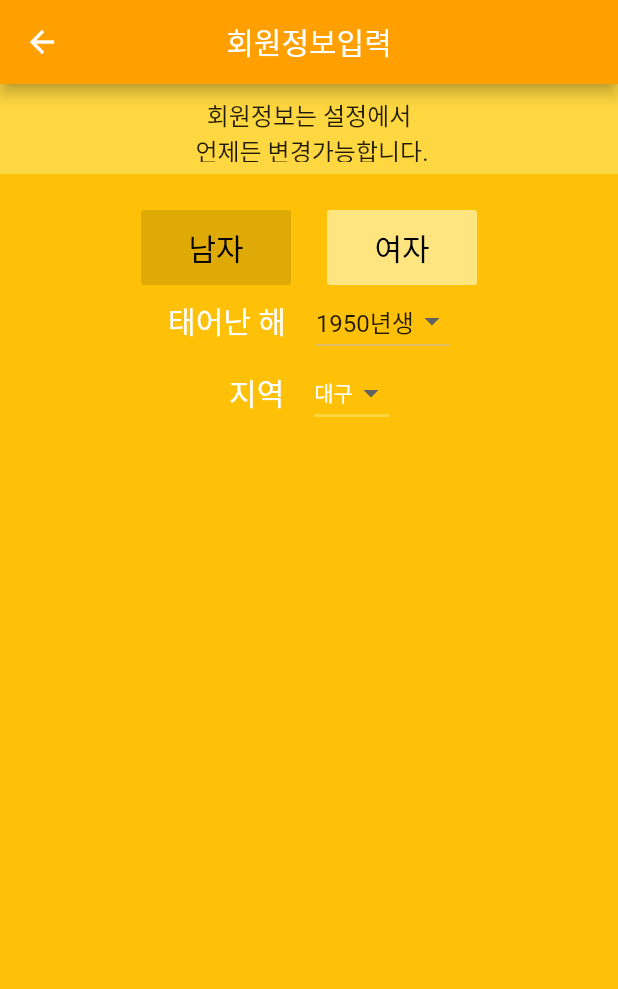
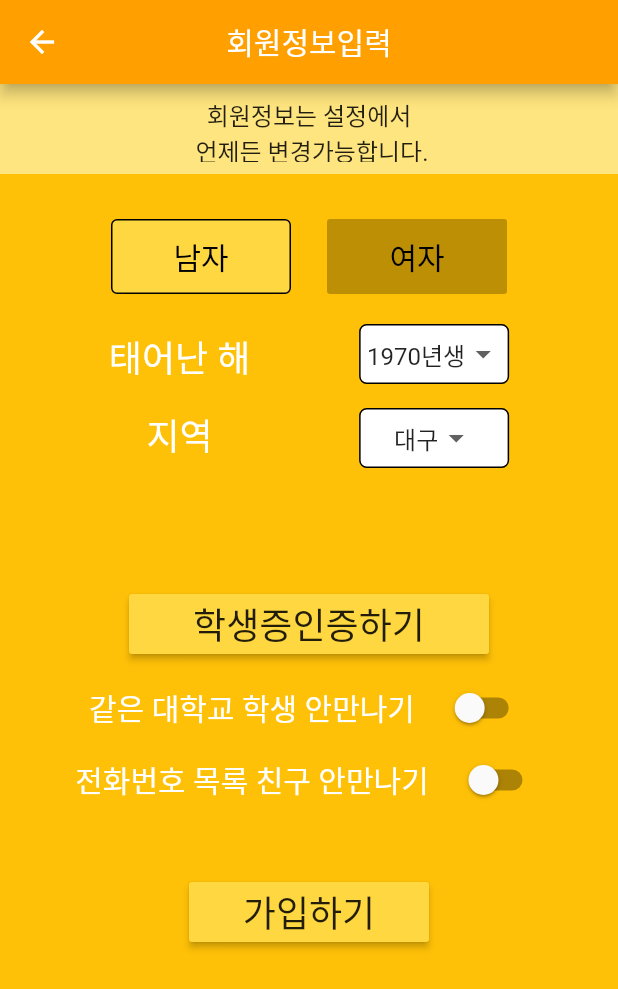
Before and after one commit to oaojjj/anony-chat, a Flutter app: the RegisterPage screen opened directly, on a phone screen of 412 x 824 dp. Shown: the top 989 px of the screen. Run offline on Flutter 3.47's test engine with Material 2 defaults, Android fonts, the phone set to English and light mode, and no system bars; accounts and stored records are empty.

Commit message:
feat: 회원정보입력 페이지 border version

```diff
--- a/lib/main.dart
+++ b/lib/main.dart
@@ -1,5 +1,4 @@
 import 'package:flutter/material.dart';
-
 import 'ui/page/intro_page.dart';
 
 void main() => runApp(AnonymousChat());
--- a/lib/model/member.dart
+++ b/lib/model/member.dart
@@ -2,9 +2,21 @@ class Member {
   String sex;
   String region; // 지역
   String university;
-  String studentCardURI;
+  String studentCard;
   int studentID;
   int birthYear;
-  bool isNotMeetingSameUniversity;
-  bool isNotMeetingPhoneList;
+  bool isNotMeetingSameUniversity = false;
+  bool isNotMeetingPhoneList = false;
+
+  @override
+  String toString() {
+    return 'sex=' + sex +
+        'region=' + region +
+        'university' + university +
+        'studentCard' + studentCard +
+        'studentID' + studentID.toString() +
+        'birthYear' + birthYear.toString() +
+        'isNotMeetingSameUniversity' + isNotMeetingSameUniversity.toString() +
+        'isNotMeetingPhoneList' + isNotMeetingPhoneList.toString();
+  }
 }
--- a/lib/ui/page/register_page.dart
+++ b/lib/ui/page/register_page.dart
@@ -6,23 +6,36 @@ class RegisterPage extends StatefulWidget {
   _RegisterPageState createState() => _RegisterPageState();
 }
 
+class MyDropDownMenuItem {
+  List<String> list;
+  String selected;
+
+  MyDropDownMenuItem(this.list) {
+    selected = list[0];
+  }
+}
+
 class _RegisterPageState extends State<RegisterPage> {
   Member newMember;
+
+  // #true남자, #false여자
+  bool sexBtnColor;
   bool isCanRegister;
-  bool sexColor;
-  String _selectedItemBirth;
-  String _selectedItemRegion;
+
+  // data
+  List<MyDropDownMenuItem> _items = [];
   List<String> _itemsBirth =
-      List<String>.generate(50, (i) => (i + 1950).toString() + '년생');
+      List<String>.generate(30, (i) => (i + 1970).toString() + '년생');
   List<String> _itemsRegion = ['대구', '부산', '서울'];
 
   @override
   void initState() {
     newMember = Member();
     isCanRegister = false;
-    sexColor = false;
-    _selectedItemBirth = _itemsBirth[0];
-    _selectedItemRegion = _itemsRegion[0];
+    sexBtnColor = true;
+
+    _items.add(MyDropDownMenuItem(_itemsBirth));
+    _items.add(MyDropDownMenuItem(_itemsRegion));
     super.initState();
   }
 
@@ -44,7 +57,7 @@ class _RegisterPageState extends State<RegisterPage> {
           Center(
             child: Container(
               padding: EdgeInsets.all(8.0),
-              color: Colors.amberAccent,
+              color: Colors.amberAccent[100],
               height: 60.0,
               width: double.infinity,
               child: Text(
@@ -55,7 +68,7 @@ class _RegisterPageState extends State<RegisterPage> {
             ),
           ),
           SizedBox(
-            height: 24.0,
+            height: 30.0,
           ),
           Container(
             child: Center(
@@ -63,23 +76,43 @@ class _RegisterPageState extends State<RegisterPage> {
                 mainAxisAlignment: MainAxisAlignment.center,
                 children: [
                   ButtonTheme(
-                    minWidth: 100.0,
+                    shape: sexBtnColor
+                        ? RoundedRectangleBorder(
+                            borderRadius: BorderRadius.circular(4.0),
+                            side: BorderSide(color: Colors.black))
+                        : null,
+                    minWidth: 120.0,
                     height: 50.0,
                     child: FlatButton(
                       child: Text('남자', style: TextStyle(fontSize: 20.0)),
-                      onPressed: () {},
-                      color: Colors.black12,
+                      onPressed: () {
+                        setState(() {
+                          sexBtnColor = true;
+                        });
+                        newMember.sex = '남자';
+                      },
+                      color: sexBtnColor ? Colors.amberAccent : Colors.black26,
                       textColor: Colors.black,
                     ),
                   ),
                   SizedBox(width: 24.0),
                   ButtonTheme(
-                    minWidth: 100.0,
+                    shape: sexBtnColor
+                        ? null
+                        : RoundedRectangleBorder(
+                            borderRadius: BorderRadius.circular(4.0),
+                            side: BorderSide(color: Colors.black)),
+                    minWidth: 120.0,
                     height: 50.0,
                     child: FlatButton(
                       child: Text('여자', style: TextStyle(fontSize: 20.0)),
-                      onPressed: () {},
-                      color: Colors.amberAccent[100],
+                      onPressed: () {
+                        setState(() {
+                          sexBtnColor = false;
+                        });
+                        newMember.sex = '여자';
+                      },
+                      color: sexBtnColor ? Colors.black26 : Colors.amberAccent,
                       textColor: Colors.black,
                     ),
                   ),
@@ -87,16 +120,113 @@ class _RegisterPageState extends State<RegisterPage> {
               ),
             ),
           ),
+          SizedBox(height: 20.0),
           Center(
-              child: Row(
-            mainAxisAlignment: MainAxisAlignment.center,
+            child: Column(
+              children: [
+                Row(
+                  mainAxisAlignment: MainAxisAlignment.spaceEvenly,
+                  children: [
+                    Column(
                       children: [
                         Text('태어난 해',
+                            style:
+                                TextStyle(fontSize: 24.0, color: Colors.white)),
+                        SizedBox(height: 16.0),
+                        Text('지역',
+                            style:
+                                TextStyle(fontSize: 24.0, color: Colors.white))
+                      ],
+                    ),
+                    Column(
+                      children: [
+                        // 객체 자체를 참조해야 setState 에서 참조 가능해서 변경
+                        createDropDownButton(_items[0]),
+                        SizedBox(height: 16.0),
+                        createDropDownButton(_items[1]),
+                      ],
+                    )
+                  ],
+                ),
+                SizedBox(height: 80.0),
+                ButtonTheme(
+                  buttonColor: Colors.amberAccent,
+                  minWidth: 240.0,
+                  height: 40.0,
+                  child: RaisedButton(
+                      child: Text('학생증인증하기', style: TextStyle(fontSize: 24.0)),
+                      onPressed: () {
+                        // TODO 학생증 인증 페이지
+                      }),
+                ),
+                SizedBox(height: 8.0),
+                Row(mainAxisAlignment: MainAxisAlignment.center, children: [
+                  Text('같은 대학교 학생 안만나기',
                       style: TextStyle(fontSize: 20.0, color: Colors.white)),
-              SizedBox(width: 20.0),
-              DropdownButton<String>(
-                  value: _selectedItemBirth,
-                  items: _itemsBirth.map<DropdownMenuItem<String>>((value) {
+                  SizedBox(width: 16.0),
+                  Container(
+                    width: 60.0,
+                    child: Switch(
+                        activeColor: Colors.white,
+                        value: newMember.isNotMeetingSameUniversity,
+                        onChanged: (value) {
+                          setState(() {
+                            newMember.isNotMeetingSameUniversity = value;
+                          });
+                        }),
+                  )
+                ]),
+                Row(mainAxisAlignment: MainAxisAlignment.center, children: [
+                  Text('전화번호 목록 친구 안만나기',
+                      style: TextStyle(fontSize: 20.0, color: Colors.white)),
+                  SizedBox(width: 16.0),
+                  Container(
+                    width: 60.0,
+                    child: Switch(
+                        activeColor: Colors.white,
+                        value: newMember.isNotMeetingPhoneList,
+                        onChanged: (value) {
+                          setState(() {
+                            newMember.isNotMeetingPhoneList = value;
+                          });
+                        }),
+                  )
+                ]),
+                SizedBox(height: 40.0),
+                ButtonTheme(
+                  minWidth: 160.0,
+                  height: 40.0,
+                  buttonColor: Colors.amberAccent,
+                  child: RaisedButton(
+                      child: Text(
+                        '가입하기',
+                        style: TextStyle(fontSize: 24.0),
+                      ),
+                      onPressed: !isCanRegister ? () => {
+                        // TODO 가입하기 버튼
+                      } : null),
+                )
+              ],
+            ),
+          )
+        ],
+      ),
+    );
+  }
+
+  Widget createDropDownButton(MyDropDownMenuItem item) {
+    return Container(
+      height: 40.0,
+      width: 100.0,
+      decoration: BoxDecoration(
+          color: Colors.white,
+          border: Border.all(color: Colors.black, width: 1.0),
+          borderRadius: BorderRadius.all(Radius.circular(5.0))),
+      child: Center(
+        child: DropdownButtonHideUnderline(
+          child: DropdownButton<String>(
+              value: item.selected,
+              items: item.list.map<DropdownMenuItem<String>>((value) {
                 return DropdownMenuItem(
                   value: value,
                   child: Text(value),
@@ -104,38 +234,10 @@ class _RegisterPageState extends State<RegisterPage> {
               }).toList(),
               onChanged: (newItem) {
                 setState(() {
-                      _selectedItemBirth = newItem;
+                  item.selected = newItem;
                 });
-                  })
-            ],
-          )),
-          Center(
-              child: Row(
-            mainAxisAlignment: MainAxisAlignment.center,
-            children: [
-              Text('지역', style: TextStyle(fontSize: 20.0, color: Colors.white)),
-              SizedBox(width: 20.0),
-              DropdownButton<String>(
-                  style: TextStyle(color: Colors.white),
-                  value: _selectedItemRegion,
-                  underline: Container(
-                    height: 2,
-                    color: Colors.amberAccent,
+              }),
         ),
-                  items: _itemsRegion.map<DropdownMenuItem<String>>((value) {
-                    return DropdownMenuItem(
-                      value: value,
-                      child: Text(value),
-                    );
-                  }).toList(),
-                  onChanged: (newItem) {
-                    setState(() {
-                      _selectedItemRegion = newItem;
-                    });
-                  })
-            ],
-          ))
-        ],
       ),
     );
   }
--- a/lib/ui/page/terms_of_use_page.dart
+++ b/lib/ui/page/terms_of_use_page.dart
@@ -1,7 +1,7 @@
 import 'package:anony_chat/api/terms_api.dart';
 import 'package:anony_chat/model/terms_data.dart';
-import 'file:///C:/Users/Oseong/AndroidStudioProjects/anony_chat/lib/ui/page/register_page.dart';
-import 'file:///C:/Users/Oseong/AndroidStudioProjects/anony_chat/lib/ui/page/terms_content_page.dart';
+import 'package:anony_chat/ui/page/register_page.dart';
+import 'package:anony_chat/ui/page/terms_content_page.dart';
 import 'package:flutter/material.dart';
 
 // 이용약관 동의 페이지
@@ -36,7 +36,7 @@ class _TermsOfUsePageState extends State<TermsOfUsePage> {
         centerTitle: true,
         backgroundColor: Colors.amber[700],
         title: Text(
-          '이용약관',
+          '이용약관 동의',
           style: TextStyle(color: Colors.white),
         ),
       ),
```
Lines whose indentation alone changed are shown as unchanged.
